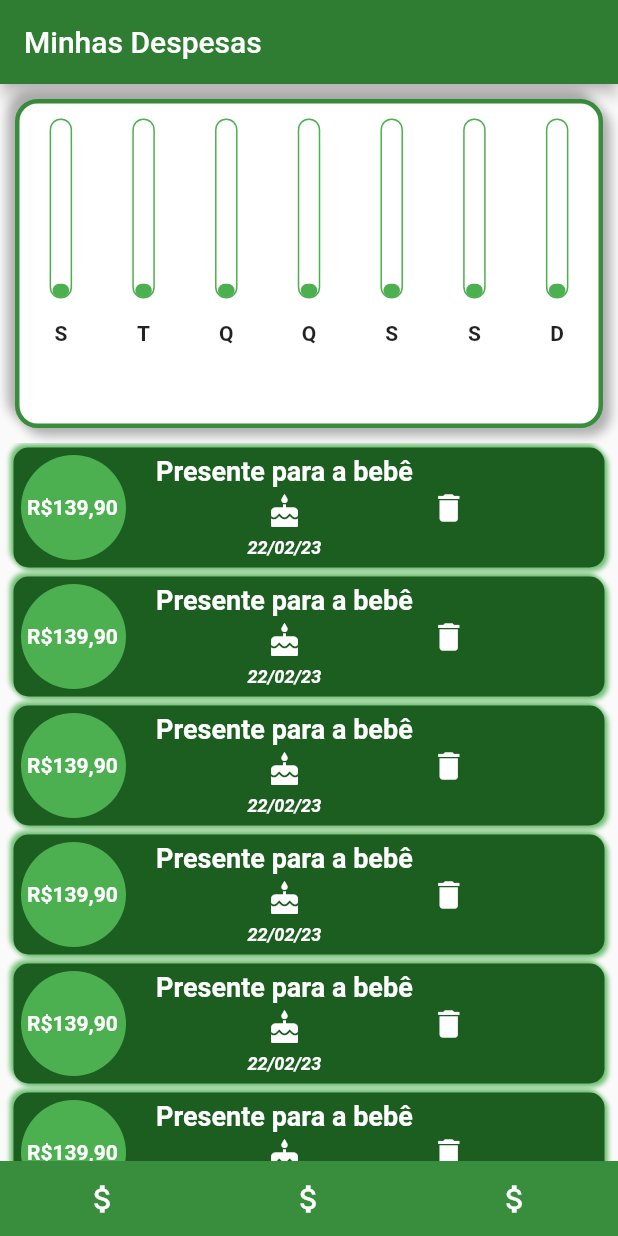
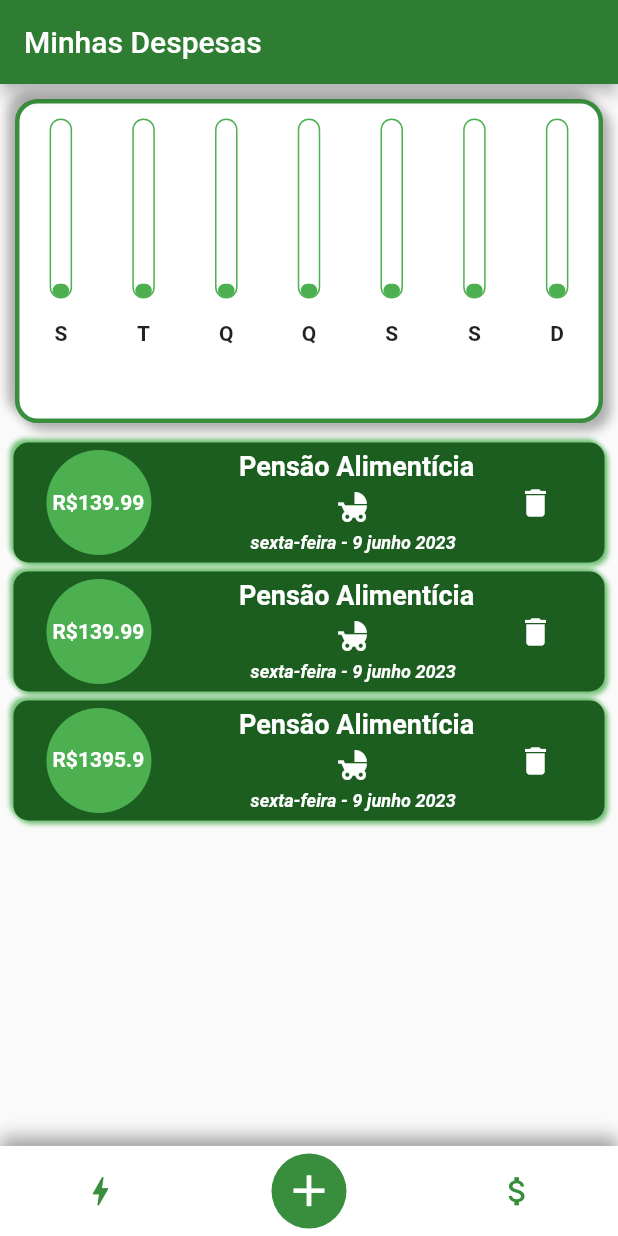
Before and after one commit to P3edr0/my_expenses, a Flutter app: the screen it shows after launch, on a phone screen of 412 x 824 dp. Run offline on Flutter 3.47's test engine with Material 2 defaults, Android fonts, the phone set to English and light mode, and no system bars.

Commit message:
[ADD] Add bottom navigator

```diff
--- /dev/null
+++ b/lib/components/bottom_navigator_bar.dart
@@ -0,0 +1,111 @@
+import 'package:flutter/material.dart';
+
+class BottomNavigatorBar extends StatefulWidget {
+  int selectedIndexPage;
+  bool changeColor;
+  BottomNavigatorBar(
+      {super.key, required this.changeColor, required this.selectedIndexPage});
+
+  @override
+  State<BottomNavigatorBar> createState() => _BottomNavigatorBarState();
+}
+
+class _BottomNavigatorBarState extends State<BottomNavigatorBar> {
+  @override
+  Widget build(BuildContext context) {
+    return AnimatedContainer(
+      onEnd: () => setState(() {
+        widget.changeColor = false;
+      }),
+      duration: const Duration(
+        seconds: 1,
+      ),
+      height: 60,
+      decoration: BoxDecoration(
+          color: widget.changeColor ? Colors.green[900] : Colors.white,
+          boxShadow: [
+            BoxShadow(
+                blurRadius: 9,
+                color: Colors.black.withOpacity(.35),
+                offset: const Offset(0, -6))
+          ]),
+      child: Row(
+        mainAxisAlignment: MainAxisAlignment.spaceAround,
+        children: [
+          GestureDetector(
+            onTap: (() => setState(() {
+                  widget.selectedIndexPage = 0;
+                  widget.changeColor = true;
+                })),
+            child: AnimatedContainer(
+                margin: const EdgeInsets.all(5),
+                decoration: BoxDecoration(
+                  borderRadius: BorderRadius.circular(50),
+                  color: widget.selectedIndexPage == 0
+                      ? Colors.green[700]
+                      : Colors.white,
+                ),
+                height: widget.selectedIndexPage == 0 ? 50 : 40,
+                width: widget.selectedIndexPage == 0 ? 50 : 40,
+                duration: const Duration(seconds: 1),
+                child: Icon(
+                  Icons.bolt,
+                  size: widget.selectedIndexPage == 0 ? 35 : 25,
+                  color: widget.selectedIndexPage == 0
+                      ? Colors.white
+                      : Colors.green[700],
+                )),
+          ),
+          GestureDetector(
+            onTap: (() => setState(() {
+                  widget.selectedIndexPage = 1;
+                  widget.changeColor = true;
+                })),
+            child: AnimatedContainer(
+                margin: const EdgeInsets.all(5),
+                decoration: BoxDecoration(
+                  borderRadius: BorderRadius.circular(50),
+                  color: widget.selectedIndexPage == 1
+                      ? Colors.green[700]
+                      : Colors.white,
+                ),
+                height: widget.selectedIndexPage == 1 ? 50 : 40,
+                width: widget.selectedIndexPage == 1 ? 50 : 40,
+                duration: const Duration(seconds: 1),
+                child: Icon(
+                  widget.selectedIndexPage == 1 ? Icons.add : Icons.home,
+                  size: widget.selectedIndexPage == 1 ? 35 : 25,
+                  color: widget.selectedIndexPage == 1
+                      ? Colors.white
+                      : Colors.green[700],
+                )),
+          ),
+          GestureDetector(
+            onTap: (() => setState(() {
+                  widget.selectedIndexPage = 2;
+                  widget.changeColor = true;
+                })),
+            child: AnimatedContainer(
+                margin: const EdgeInsets.all(5),
+                decoration: BoxDecoration(
+                  borderRadius: BorderRadius.circular(50),
+                  color: widget.selectedIndexPage == 2
+                      ? Colors.green[700]
+                      : Colors.white,
+                ),
+                height: widget.selectedIndexPage == 2 ? 50 : 40,
+                width: widget.selectedIndexPage == 2 ? 50 : 40,
+                duration: const Duration(seconds: 1),
+                child: Icon(
+                  Icons.attach_money,
+                  size: widget.selectedIndexPage == 2 ? 35 : 25,
+                  color: widget.selectedIndexPage == 2
+                      ? Colors.white
+                      : Colors.green[700],
+                )),
+          ),
+        ],
+      ),
+    );
+  }
+}
--- a/lib/main.dart
+++ b/lib/main.dart
@@ -1,8 +1,11 @@
 import 'package:flutter/material.dart';
+import 'package:flutter_localizations/flutter_localizations.dart';
+import 'package:intl/intl.dart';
 
 import 'pages/home_page/home_page.dart';
 
 void main(List<String> args) {
+  Intl.defaultLocale = 'pt_BR';
   runApp(const MyExpenses());
 }
 
@@ -11,6 +14,17 @@ class MyExpenses extends StatelessWidget {
   @override
   Widget build(BuildContext context) {
     return const MaterialApp(
+      localizationsDelegates: [
+        GlobalWidgetsLocalizations.delegate,
+        GlobalCupertinoLocalizations.delegate,
+        GlobalMaterialLocalizations.delegate,
+      ],
+      supportedLocales: [
+        Locale('pt', 'BR'),
+        Locale(
+          'en',
+        ),
+      ],
       home: HomePage(),
     );
   }
--- /dev/null
+++ b/lib/models/expense.dart
@@ -0,0 +1,14 @@
+import 'package:flutter/material.dart';
+
+enum PaymmentType { card, money, pix }
+
+class Expense {
+  double? value;
+  String? description;
+  IconData? icon;
+  DateTime? date;
+  PaymmentType? paymmentType;
+
+  Expense(
+      {this.value, this.description, this.icon, this.date, this.paymmentType});
+}
--- /dev/null
+++ b/lib/pages/home_page/components/expense_details_card.dart
@@ -0,0 +1,19 @@
+import 'package:flutter/material.dart';
+
+class ExpensesDetailsCard {
+  Future<Widget> buildDialog(context, Expense) async {
+    return await showDialog(
+        context: context,
+        builder: ((context) {
+          return Dialog(
+            child: Container(
+                height: 200,
+                width: 200,
+                color: Colors.red,
+                child: const Text(
+                  "Detalhes da conta",
+                )),
+          );
+        }));
+  }
+}
--- a/lib/pages/home_page/home_page.dart
+++ b/lib/pages/home_page/home_page.dart
@@ -1,9 +1,47 @@
 import 'dart:math';
 
 import 'package:flutter/material.dart';
+import 'package:intl/intl.dart';
+import 'package:meus_gastos/components/bottom_navigator_bar.dart';
+import 'package:meus_gastos/models/expense.dart';
+import 'package:meus_gastos/pages/home_page/components/expense_details_card.dart';
 
-class HomePage extends StatelessWidget {
+class HomePage extends StatefulWidget {
   const HomePage({super.key});
+
+  @override
+  State<StatefulWidget> createState() => _HomeState();
+}
+
+int selectedIndexPage = 1;
+bool changeColor = false;
+List<Expense> expenses = [];
+final DateFormat date = DateFormat('EEEE - d MMMM y');
+
+class _HomeState extends State<HomePage> {
+  @override
+  void initState() {
+    expenses.add(Expense(
+        value: 139.99,
+        date: DateTime.now(),
+        description: "Pensão Alimentícia",
+        icon: Icons.child_friendly,
+        paymmentType: PaymmentType.money));
+    expenses.add(Expense(
+        value: 139.99,
+        date: DateTime.now(),
+        description: "Pensão Alimentícia",
+        icon: Icons.child_friendly,
+        paymmentType: PaymmentType.money));
+    expenses.add(Expense(
+        value: 1395.99,
+        date: DateTime.now(),
+        description: "Pensão Alimentícia",
+        icon: Icons.child_friendly,
+        paymmentType: PaymmentType.money));
+    super.initState();
+  }
+
   @override
   Widget build(BuildContext context) {
     return Scaffold(
@@ -58,15 +96,20 @@ class HomePage extends StatelessWidget {
           Expanded(
             flex: 2,
             child: ListView.builder(
-                itemCount: 6,
+                itemCount: expenses.length,
                 itemBuilder: ((context, index) {
-                  return Container(
+                  return GestureDetector(
+                    onTap: (() async {
+                      ExpensesDetailsCard()
+                          .buildDialog(context, expenses[index]);
+                      print("Clicou");
+                    }),
+                    child: Container(
                       padding: const EdgeInsets.all(5),
-                    margin:
-                        const EdgeInsets.symmetric(vertical: 3, horizontal: 9),
+                      margin: const EdgeInsets.symmetric(
+                          vertical: 3, horizontal: 9),
                       height: 80,
                       decoration: BoxDecoration(
-                        // border: Border.all(color: Colors.green[700]!, width: 3),
                           boxShadow: [
                             BoxShadow(
                                 color: Colors.green.withOpacity(0.8),
@@ -80,6 +123,7 @@ class HomePage extends StatelessWidget {
                           color: Colors.green[900],
                           borderRadius: BorderRadius.circular(10)),
                       child: Row(
+                        mainAxisAlignment: MainAxisAlignment.spaceEvenly,
                         children: [
                           CircleAvatar(
                             backgroundColor: Colors.green,
@@ -88,11 +132,11 @@ class HomePage extends StatelessWidget {
                               height: 26,
                               padding: const EdgeInsets.all(4.0),
                               child: Row(
-                              children: const [
+                                children: [
                                   Expanded(
                                     child: Text(
-                                    "R\$139,90",
-                                    style: TextStyle(
+                                      'R\$${expenses[index].value}',
+                                      style: const TextStyle(
                                           fontSize: 14,
                                           fontWeight: FontWeight.bold,
                                           color: Colors.white,
@@ -107,24 +151,24 @@ class HomePage extends StatelessWidget {
                             width: 20,
                           ),
                           Column(
-                          children: const [
+                            children: [
                               Text(
-                              "Presente para a bebê",
-                              style: TextStyle(
+                                ' ${expenses[index].description!}',
+                                style: const TextStyle(
                                     fontSize: 18,
                                     fontWeight: FontWeight.bold,
                                     color: Colors.white,
                                     overflow: TextOverflow.clip),
                               ),
-                            SizedBox(height: 5),
+                              const SizedBox(height: 5),
                               Icon(
-                              Icons.cake,
+                                expenses[index].icon,
                                 color: Colors.white,
                               ),
-                            SizedBox(height: 5),
+                              const SizedBox(height: 5),
                               Text(
-                              "22/02/23",
-                              style: TextStyle(
+                                date.format(expenses[index].date!),
+                                style: const TextStyle(
                                     fontSize: 12,
                                     fontWeight: FontWeight.bold,
                                     fontStyle: FontStyle.italic,
@@ -141,32 +185,14 @@ class HomePage extends StatelessWidget {
                               ))
                         ],
                       ),
+                    ),
                   );
                 })),
           )
         ],
       ),
-      bottomNavigationBar: Container(
-        height: 50,
-        color: Colors.green[700],
-        child: Row(
-          mainAxisAlignment: MainAxisAlignment.spaceAround,
-          children: [
-            IconButton(
-                onPressed: () {},
-                icon: const Icon(
-                  Icons.attach_money,
-                  color: Colors.white,
-                )),
-            IconButton(
-                onPressed: () {},
-                icon: const Icon(Icons.attach_money, color: Colors.white)),
-            IconButton(
-                onPressed: () {},
-                icon: const Icon(Icons.attach_money, color: Colors.white))
-          ],
-        ),
-      ),
+      bottomNavigationBar: BottomNavigatorBar(
+          selectedIndexPage: selectedIndexPage, changeColor: changeColor),
     );
   }
 
--- a/pubspec.yaml
+++ b/pubspec.yaml
@@ -36,6 +36,10 @@ dependencies:
   # The following adds the Cupertino Icons font to your application.
   # Use with the CupertinoIcons class for iOS style icons.
   cupertino_icons: ^1.0.2
+  fluid_bottom_nav_bar: ^1.4.0
+  intl: ^0.17.0
+  flutter_localizations:
+    sdk: flutter
 
 dev_dependencies:
   flutter_test:
```
Also changed, not shown: pubspec.lock. Lines whose indentation alone changed are shown as unchanged.
